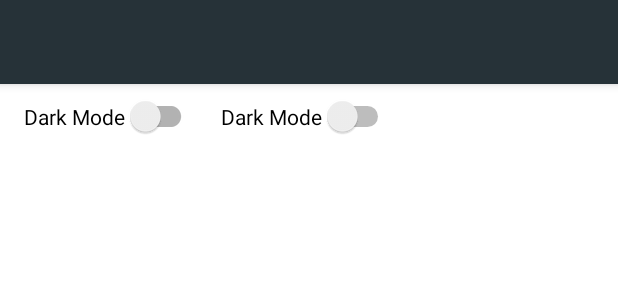
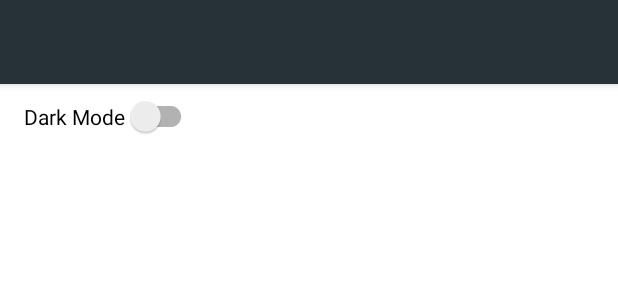
Before and after one commit to rahul-gaur/BloggersBlog, an Android app: the layout activity_settings.xml on its own in the app's theme, with its tools: preview values and no code run, on a phone screen of 412 x 824 dp. Shown: the top 300 px of the screen. Run offline under Robolectric (Android 15) with nearby library versions, the phone set to English and light mode, and no system bars.

Commit message:
dark theme is halp working
theme is not setting in all the layouts, but working in settings activity only

```diff
--- a/app/src/main/AndroidManifest.xml
+++ b/app/src/main/AndroidManifest.xml
@@ -43,7 +43,7 @@
         <activity
             android:name=".comment.Comments"
             android:screenOrientation="portrait" />
-        <activity android:name=".home.Settings"></activity>
+        <activity android:name=".ThemeAndSettings.Settings"></activity>
     </application>
 
 </manifest>
--- a/app/src/main/res/layout/activity_settings.xml
+++ b/app/src/main/res/layout/activity_settings.xml
@@ -5,7 +5,7 @@
     android:layout_width="match_parent"
     android:layout_height="match_parent"
     android:background="?attr/colorBackground"
-    tools:context=".home.Settings">
+    tools:context=".ThemeAndSettings.Settings">
 
     <include
         android:id="@+id/setting_toolbar"
@@ -28,15 +28,4 @@
         app:layout_constraintStart_toStartOf="parent"
         app:layout_constraintTop_toBottomOf="@+id/setting_toolbar" />
 
-    <Switch
-        android:layout_width="wrap_content"
-        android:layout_height="wrap_content"
-        android:layout_marginStart="16dp"
-        android:layout_marginTop="8dp"
-        android:textColor="?attr/secondaryTextColor"
-        android:text="@string/dark_mode"
-        android:id="@+id/setting_switch"
-        app:layout_constraintStart_toEndOf="@+id/setting_switchCompat"
-        app:layout_constraintTop_toBottomOf="@+id/setting_toolbar" />
-
 </android.support.constraint.ConstraintLayout>
--- a/app/src/main/res/values/styles.xml
+++ b/app/src/main/res/values/styles.xml
@@ -15,6 +15,7 @@
         <item name="secondaryTextColor">@color/secondaryTextColor</item>
         <item name="white">@color/white</item>
         <item name="black">@color/black</item>
+        <item name="android:windowAnimationStyle">@style/WindowAnimation</item>
     </style>
 
     <!-- Dark application theme. -->
@@ -31,6 +32,13 @@
         <item name="secondaryTextColor">@color/primaryTextColor</item>
         <item name="white">@color/white</item>
         <item name="black">@color/black</item>
+        <item name="android:windowAnimationStyle">@style/WindowAnimation</item>
+    </style>
+
+    <!-- Transition of window -->
+    <style name="WindowAnimation">
+        <item name="android:windowEnterAnimation">@android:anim/fade_in</item>
+        <item name="android:windowExitAnimation">@android:anim/fade_out</item>
     </style>
 
 </resources>
```
Also changed, not shown: app/src/main/java/com/rahulgaur/bloggersblog/ThemeAndSettings/DayNightTheme.java (added, +17 -0 lines), app/src/main/java/com/rahulgaur/bloggersblog/ThemeAndSettings/Settings.java (added, +64 -0 lines), app/src/main/java/com/rahulgaur/bloggersblog/account/Account.java (+7 -0 lines), app/src/main/java/com/rahulgaur/bloggersblog/account/AccountFragment.java (+10 -7 lines), app/src/main/java/com/rahulgaur/bloggersblog/comment/Comments.java (+8 -0 lines), app/src/main/java/com/rahulgaur/bloggersblog/home/MainActivity.java (+10 -2 lines), app/src/main/java/com/rahulgaur/bloggersblog/home/NewPostActivity.java (+8 -0 lines), app/src/main/java/com/rahulgaur/bloggersblog/home/Settings.java (deleted, +0 -71 lines), app/src/main/java/com/rahulgaur/bloggersblog/home/homeFragment.java (+9 -4 lines), app/src/main/java/com/rahulgaur/bloggersblog/notification/NotificationFragment.java (+8 -0 lines), app/src/main/java/com/rahulgaur/bloggersblog/welcome/RegisterPage.java (+7 -18 lines), app/src/main/java/com/rahulgaur/bloggersblog/welcome/WelcomePage.java (+8 -1 lines).
